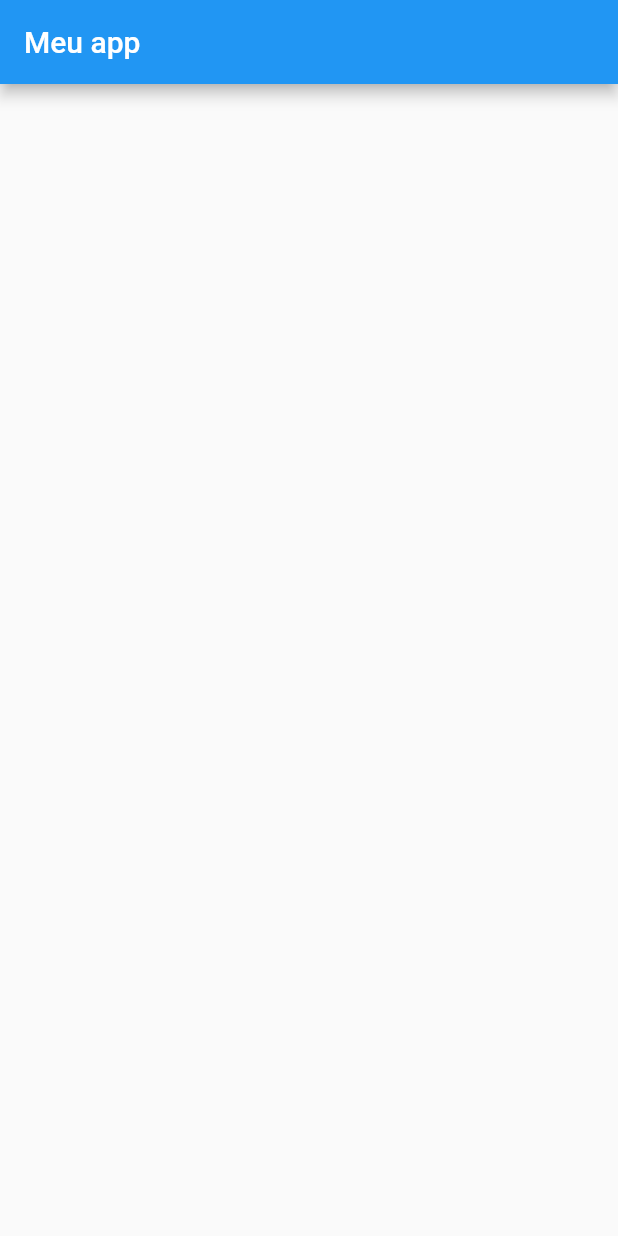
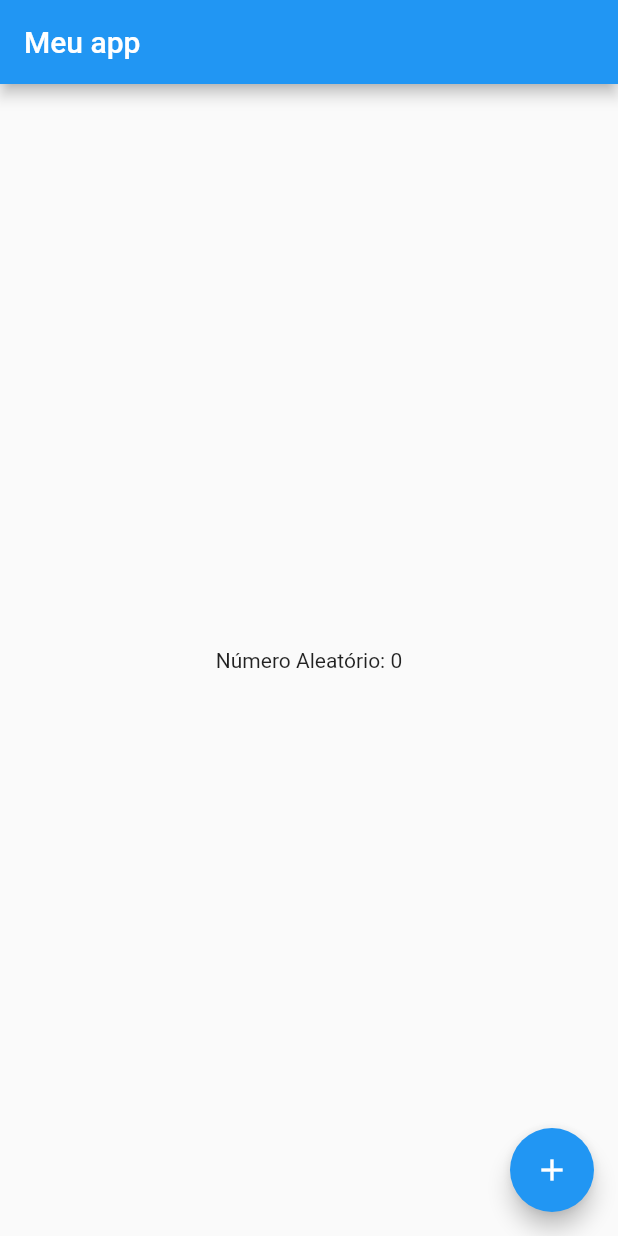
Before and after one commit to MauroAlbrecht/trilha-app-flutter-dio, a Flutter app: the screen it shows after launch, on a phone screen of 412 x 824 dp. Run offline on Flutter 3.47's test engine with Material 2 defaults, Android fonts, the phone set to English and light mode, and no system bars.

Commit message:
separando classes e estruturando projeto

```diff
--- /dev/null
+++ b/lib/gerador_numero_aleatorio.dart
@@ -0,0 +1,9 @@
+import 'dart:math';
+
+class GeradorNumeroAleatorio {
+
+  static int geradorNumeroAleatorio() {
+    Random numeroAleatorio = Random();
+    return numeroAleatorio.nextInt(1000);
+  }
+}
--- a/lib/main.dart
+++ b/lib/main.dart
@@ -1,34 +1,6 @@
 import 'package:flutter/material.dart';
+import 'package:trilhaapp/pages/my_app.dart';
 
 void main() {
   runApp(const MyApp());
 }
-
-class MyApp extends StatelessWidget {
-
-  const MyApp({Key? key}) : super(key: key);
-
-  @override
-  Widget build(BuildContext context) {
-    return MaterialApp(
-      home: HomePage(),
-      debugShowCheckedModeBanner: false,
-    );
-  }
-}
-
-class HomePage extends StatefulWidget {
-  @override
-  _HomePageState createState() => _HomePageState();
-}
-
-class _HomePageState extends State<HomePage> {
-  @override
-  Widget build(BuildContext context) {
-    return Scaffold(
-      appBar: AppBar(
-        title: Text('Meu app'),
-      ),
-    );
-  }
-}
--- /dev/null
+++ b/lib/pages/home_page.dart
@@ -0,0 +1,31 @@
+import 'package:flutter/cupertino.dart';
+import 'package:flutter/material.dart';
+import 'package:trilhaapp/gerador_numero_aleatorio.dart';
+
+class HomePage extends StatefulWidget {
+  @override
+  _HomePageState createState() => _HomePageState();
+}
+
+class _HomePageState extends State<HomePage> {
+  var numeroAleatorio = 0;
+
+  @override
+  Widget build(BuildContext context) {
+    return Scaffold(
+      appBar: AppBar(
+        title: const Text('Meu app'),
+      ),
+      body: Center(
+        child: Text('Número Aleatório: $numeroAleatorio'),
+      ),
+      floatingActionButton: FloatingActionButton(
+          child: const Icon(Icons.add),
+          onPressed: () {
+            setState(() {
+              numeroAleatorio = GeradorNumeroAleatorio.geradorNumeroAleatorio();
+            });
+          }),
+    );
+  }
+}
--- /dev/null
+++ b/lib/pages/my_app.dart
@@ -0,0 +1,16 @@
+import 'package:flutter/cupertino.dart';
+import 'package:flutter/material.dart';
+
+import 'home_page.dart';
+
+class MyApp extends StatelessWidget {
+  const MyApp({Key? key}) : super(key: key);
+
+  @override
+  Widget build(BuildContext context) {
+    return MaterialApp(
+      home: HomePage(),
+      debugShowCheckedModeBanner: false,
+    );
+  }
+}
--- a/pubspec.yaml
+++ b/pubspec.yaml
@@ -28,6 +28,7 @@ environment:
 # the latest version available on pub.dev. To see which dependencies have newer
 # versions available, run `flutter pub outdated`.
 dependencies:
+  google_fonts: ^3.0.1
   flutter:
     sdk: flutter
 
```
Also changed, not shown: pubspec.lock (deleted), 1 other file.
